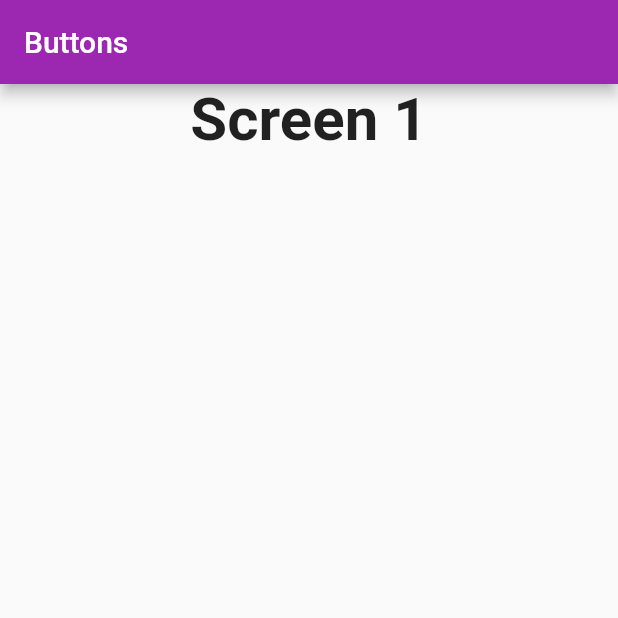
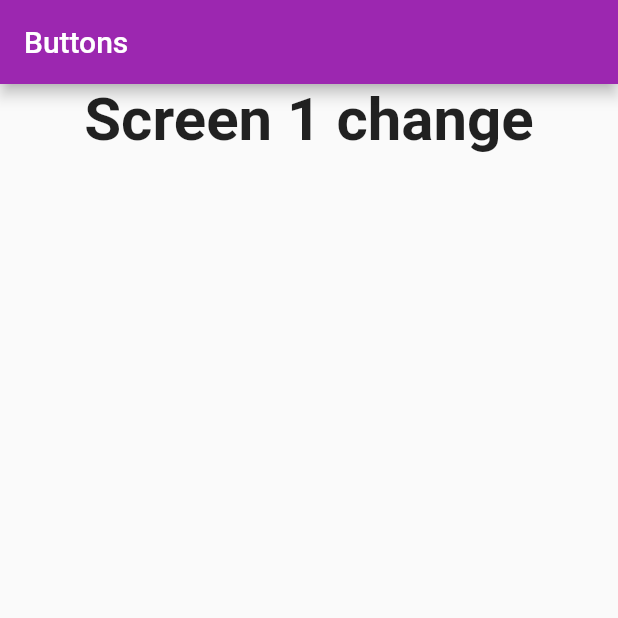
Before and after one commit to Faizan-Afzal2/buttons_navigation, a Flutter app: the screen it shows after launch, on a phone screen of 412 x 824 dp, the top half of it. Run offline on Flutter 3.47's test engine with Material 2 defaults, Android fonts, the phone set to English and light mode, and no system bars.

Commit message:
change in 1st screen

```diff
--- a/lib/screen_1.dart
+++ b/lib/screen_1.dart
@@ -15,7 +15,7 @@ class Screen1 extends StatelessWidget {
       body: Column(
         children: [
           Center(
-            child: Text("Screen 1",style: TextStyle(fontSize: 40,fontWeight: FontWeight.w600),)
+            child: Text("Screen 1 change",style: TextStyle(fontSize: 40,fontWeight: FontWeight.w600),)
           ),
         ],
       ),
```
